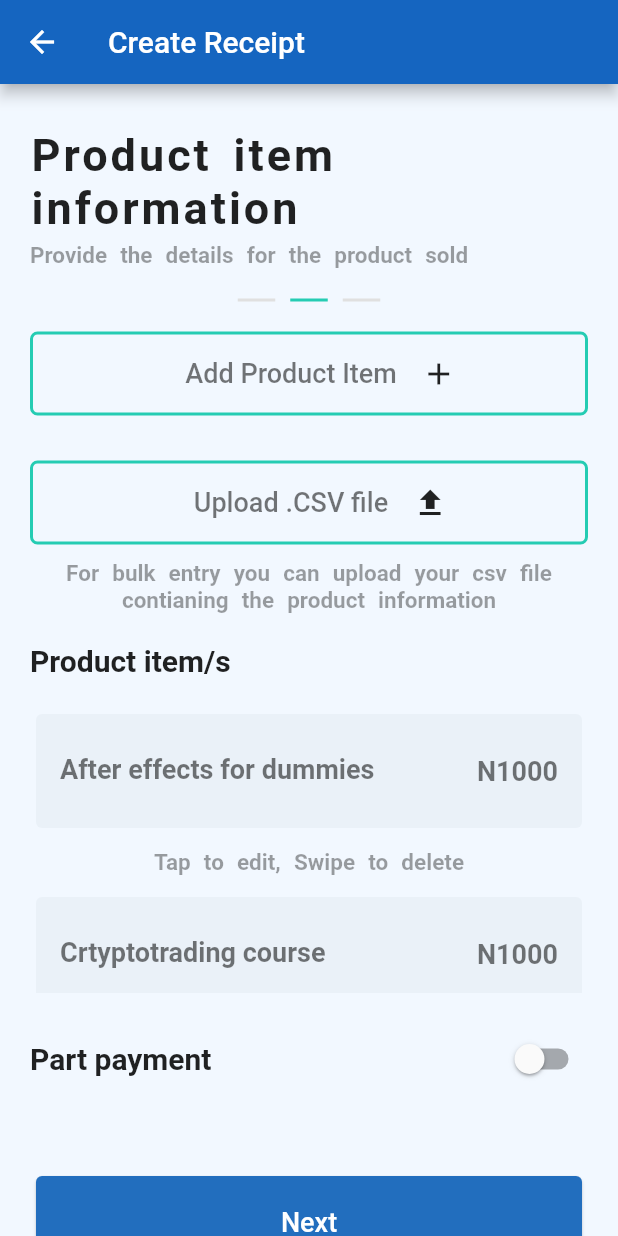
After one commit to hngi/mobileforce-digital-receipt, a Flutter app: the ProductInformation screen opened directly, on a phone screen of 412 x 824 dp. The commit adds this screen. Run offline on Flutter 3.47's test engine with Material 2 defaults, Android fonts, the light colour scheme and no system bars; our stand-ins replace sqflite; accounts and stored records are empty; project files that could hold a hidden picture were left out.

Commit message:
51746 design product information screen

```diff
--- a/digital_receipt/lib/main.dart
+++ b/digital_receipt/lib/main.dart
@@ -1,4 +1,4 @@
-import 'package:digital_receipt/screens/create_receipt_page.dart';
+//import 'package:digital_receipt/screens/create_receipt_page.dart';
 import 'package:digital_receipt/screens/home_page.dart';
 import 'package:flutter/material.dart';
 
--- /dev/null
+++ b/digital_receipt/lib/models/product.dart
@@ -0,0 +1,7 @@
+class Product{
+  final String id;
+  final String productDesc;
+  final int amount;
+
+  Product({this.id, this.productDesc, this.amount});
+}
--- a/digital_receipt/lib/screens/home_page.dart
+++ b/digital_receipt/lib/screens/home_page.dart
@@ -1,4 +1,5 @@
 import 'package:digital_receipt/widgets/main_drawer.dart';
+import '../screens/products.dart';
 import 'package:flutter/material.dart';
 
 class HomePage extends StatelessWidget {
--- /dev/null
+++ b/digital_receipt/lib/screens/products.dart
@@ -0,0 +1,275 @@
+import 'package:digital_receipt/models/product.dart';
+import 'package:flutter/material.dart';
+import '../widgets/ProductList.dart';
+import '../widgets/borderButton.dart';
+import '../widgets/create_new_product.dart';
+
+
+
+
+
+
+class ProductInformation extends StatefulWidget {
+  @override
+  _ProductInformationState createState() => _ProductInformationState();
+}
+
+class _ProductInformationState extends State<ProductInformation> {
+ bool flagPartPayment = false;
+ DateTime _pickedDate;
+ TimeOfDay _pickedTime;
+ Widget paymentReminder;
+
+
+    List<Product> items = [
+    Product(id: '1', productDesc: 'After effects for dummies', amount: 1000),
+    Product(id: '2', productDesc: 'Crtyptotrading course', amount: 1000),
+    Product(id: '3', productDesc: 'Udemy courses', amount: 1000),
+  ];
+
+  createProduct(Product newProduct){
+    final newItems = items;
+    newItems.add(newProduct);
+
+    setState(() {
+      items = newItems;
+    });
+
+  }
+
+ void addNewProduct(BuildContext ctx, Function fxn){
+   showModalBottomSheet(context: ctx, builder: (_){
+     return CreateNewProduct(createProducts: fxn,);
+   },
+   shape: RoundedRectangleBorder(
+          borderRadius: BorderRadius.vertical(top: Radius.circular(10.0)),
+        )
+   );
+ }
+
+ void _presentDatePicker(BuildContext context){
+   showDatePicker(
+     context: context,
+     initialDate: DateTime.now(),
+     firstDate: DateTime(1990),
+     lastDate: DateTime.now()
+     ).then((val){
+       if(val == null){
+         return;
+       }
+       setState(() {
+         _pickedDate = val;
+       });
+     });
+ }
+
+ void _presentTimePicker(BuildContext context){
+   showTimePicker(
+     context: context,
+     initialTime: TimeOfDay.now()).then((value){
+       if(value == null){
+         return;
+       }
+       setState((){
+       _pickedTime = value;
+       });
+     });
+ }
+
+
+
+  @override
+  Widget build(BuildContext context) {
+
+    paymentReminder = !flagPartPayment ? SizedBox(height: 10,):
+    Column(
+      crossAxisAlignment: CrossAxisAlignment.start,
+      children: <Widget>[
+      SizedBox(height: 10,),
+              Center(
+                child: Text(
+                  'Set reminder for payment completion',
+                 style: TextStyle(
+                  color: Colors.black38,
+                  wordSpacing: 5,
+                  fontSize: 15,
+                  fontWeight: FontWeight.w600),
+                  textAlign: TextAlign.center,
+                ),
+              ),
+            SizedBox(height: 20,),
+              Text(
+                'Date',
+              style: TextStyle(
+                color: Colors.grey[700],
+                wordSpacing: 1.5,
+                fontSize: 15,
+                fontWeight: FontWeight.w600),
+                textAlign: TextAlign.center,
+              ),
+              SizedBox(height: 10,),
+              Container(
+                padding: EdgeInsets.symmetric(vertical: 0, horizontal: 5),
+                decoration: BoxDecoration(
+                  borderRadius: BorderRadius.circular(5) ,
+                  border: Border.all(
+                    color: Colors.grey[300],
+                    width: 2
+                  ),
+
+                ),
+                child: ListTile(
+                  title: _pickedDate == null ? Text('') : Text(_pickedDate.toString().substring(0,10)),
+                  onTap: () => _presentDatePicker(context)
+                ),
+              ),
+            SizedBox(height: 20,),
+              Text(
+                'Time',
+              style: TextStyle(
+                color: Colors.grey[700],
+                wordSpacing: 1.5,
+                fontSize: 15,
+                fontWeight: FontWeight.w600),
+                textAlign: TextAlign.center,
+              ),
+              SizedBox(height: 10,),
+              Container(
+                padding: EdgeInsets.symmetric(vertical: 0, horizontal: 5),
+                decoration: BoxDecoration(
+                  borderRadius: BorderRadius.circular(5) ,
+                  border: Border.all(
+                    color: Colors.grey[300],
+                    width: 2
+                  ),
+
+                ),
+                child: ListTile(
+                  title: _pickedTime == null ? Text('') : Text(_pickedTime.toString().substring(10,15)),
+                  onTap: () => _presentTimePicker(context)
+                ),
+              ),
+              SizedBox(height: 20,),
+    ],);
+
+    return Scaffold(
+      backgroundColor: Color(0xFFF2F8FF),
+      appBar: AppBar(title: Text('Create Receipt'),),
+          body: SingleChildScrollView(
+            padding: EdgeInsets.fromLTRB(20, 10, 20, 0),
+            child: Column(
+              mainAxisAlignment: MainAxisAlignment.start,
+              crossAxisAlignment: CrossAxisAlignment.start,
+              children: <Widget>[
+              SizedBox(height: 20,),
+              Text(
+                'Product item information',
+                style: TextStyle(
+                wordSpacing: 5,
+                letterSpacing: 2,
+                fontSize: 30,
+                fontWeight: FontWeight.w600
+                ),
+              ),
+              SizedBox(height: 5,),
+              Text('Provide the details for the product sold',
+              style: TextStyle(
+                color: Colors.black38,
+                wordSpacing: 5,
+                fontSize: 15,
+                fontWeight: FontWeight.w600),
+              ),
+               SizedBox(height: 20,),
+               Row(
+                 mainAxisAlignment: MainAxisAlignment.center,
+                 children:<Widget>[
+                   Container(
+                     width: 25,
+                     height: 2,
+                     color: Colors.grey[300],
+                   ),
+                   SizedBox(width: 10,),
+                   Container(
+                     width: 25,
+                     height: 2,
+                     color: Color(0xFF25CCB3),
+                   ),
+                   SizedBox(width: 10,),
+                   Container(
+                     width: 25,
+                     height: 2,
+                     color: Colors.grey[300],
+                   ),
+                 ]
+               ),
+               SizedBox(height: 20,),
+             BorderedButton(
+               title: 'Add Product Item',
+               icon: Icon(Icons.add),
+               onpress: () => addNewProduct(context, createProduct),
+             ),
+             SizedBox(height: 30,),
+             BorderedButton(
+               title: 'Upload .CSV file',
+               icon: Icon(Icons.file_upload),
+               onpress: () => print('add product fnx'),
+             ),
+             SizedBox(height: 10,),
+              Text(
+                'For bulk entry you can upload your csv file contianing the product information',
+              style: TextStyle(
+                color: Colors.black38,
+                wordSpacing: 5,
+                fontSize: 15,
+                fontWeight: FontWeight.w600
+                ),
+                textAlign: TextAlign.center,
+              ),
+              SizedBox(height: 20,),
+              Text(
+                'Product item/s',
+                style: TextStyle(fontSize: 20, fontWeight: FontWeight.w600),
+              ),
+              SizedBox(height: 20,),
+              Container(height: 190,child: ProductDisplay(items: items,)),
+              SizedBox(height: 20,),
+              Row(
+                mainAxisAlignment: MainAxisAlignment.spaceBetween,
+                children: <Widget>[
+                Text(
+                  'Part payment',
+                  style: TextStyle(fontSize: 20, fontWeight: FontWeight.w600),
+                  ),
+                  Switch(
+                  activeColor: Color(0xFF25CCB3),
+                  value: flagPartPayment,
+                  onChanged: (_) => {
+                    setState((){flagPartPayment = !flagPartPayment;})
+                  },
+                ),
+                ],
+             ),
+            SizedBox(height: 20,),
+             paymentReminder,
+              SizedBox(height: 20,),
+              Container(
+                width: double.infinity,
+                child: Card(
+                 color: Color(0xFF226EBE,),
+                child: FlatButton(
+                  padding: EdgeInsets.only(top: 20, bottom: 20),
+                  onPressed: (){
+                    Navigator.of(context).pop();
+                  },
+                  child: Text('Next', style: TextStyle(color: Colors.white, fontSize: 18),),
+
+
+                  ),
+                  ),
+              ),
+               SizedBox(height: 20,),
+            ],),
+      ),
+    );
+  }
+}
--- /dev/null
+++ b/digital_receipt/lib/widgets/BorderButton.dart
@@ -0,0 +1,40 @@
+import 'package:flutter/material.dart';
+
+
+class BorderedButton extends StatelessWidget {
+  final Function onpress;
+  final String title;
+  final Icon icon;
+
+  BorderedButton({this.onpress, this.title, this.icon});
+
+  @override
+  Widget build(BuildContext context) {
+    return Container(
+      padding: EdgeInsets.symmetric(vertical: 2, horizontal: 0),
+      alignment: Alignment.center,
+      decoration: BoxDecoration(
+        borderRadius: BorderRadius.circular(5) ,
+        border: Border.all(
+          color: Color(0xFF25CCB3),
+          width: 2
+        ),
+
+      ),
+      child: Row(
+        mainAxisAlignment: MainAxisAlignment.center,
+        children: <Widget>[
+          MaterialButton(onPressed: () => onpress(),
+          child: Text(title,
+          style: TextStyle(
+            fontSize: 18,
+            color: Colors.black54
+          ),
+          )
+          ),
+          icon,
+        ],
+      ),
+    );
+  }
+}
--- /dev/null
+++ b/digital_receipt/lib/widgets/CardTile.dart
@@ -0,0 +1,41 @@
+import 'package:flutter/material.dart';
+
+class CardTile extends StatelessWidget {
+  final String label;
+  final String amount;
+
+
+  CardTile({this.label, this.amount});
+
+
+  @override
+  Widget build(BuildContext context) {
+    // return Container(
+    //   child: Card(
+    //     elevation: 0,
+    //     color: Color(0xFFeaf1f8),
+    //     child: Padding(
+    //       padding: const EdgeInsets.symmetric(vertical: 25, horizontal: 20),
+    //       child: Row(
+    //         mainAxisAlignment: MainAxisAlignment.spaceBetween,
+    //         children: <Widget>[
+    //           Text(label, style: TextStyle(color: Colors.black54,fontWeight: FontWeight.w600, fontSize: 20)),
+    //           Text(amount, style: TextStyle(color: Colors.black54, fontWeight: FontWeight.w600, fontSize: 20),)
+    //         ],
+    //       ),
+    //     ),
+    //   ),
+    return Card(
+      elevation: 0,
+      color: Color(0xFFeaf1f8),
+      child: Container(
+        padding: EdgeInsets.only(top: 10, bottom: 10),
+        child: ListTile(
+          leading: Text(label, style: TextStyle(color: Colors.black54,fontWeight: FontWeight.w600, fontSize: 18)),
+          trailing: Text(amount, style: TextStyle(color: Colors.black54, fontWeight: FontWeight.w600, fontSize: 18),),
+          onTap: () => print('edit'),
+        ),
+      ),
+    );
+  }
+}
--- /dev/null
+++ b/digital_receipt/lib/widgets/ProductList.dart
@@ -0,0 +1,50 @@
+import 'package:digital_receipt/widgets/CardTile.dart';
+import 'package:flutter/material.dart';
+
+class ProductDisplay extends StatefulWidget {
+  final List items;
+
+  const ProductDisplay({Key key, this.items}) : super(key: key);
+  @override
+  _ProductDisplayState createState() => _ProductDisplayState();
+}
+
+class _ProductDisplayState extends State<ProductDisplay> {
+
+
+  @override
+  Widget build(BuildContext context) {
+    final items = widget.items;
+    return items.isEmpty ? Text('empty') : ListView.builder(
+      itemCount: items.length,
+      itemBuilder: (context, index){
+        return Dismissible(
+          key: ValueKey(items[index].id),
+          direction: DismissDirection.endToStart,
+          background: Container(color: Colors.grey[300],child: Center(child: Text('Delete Product', style: TextStyle(fontSize: 25),)),),
+          onDismissed: (direction){
+            setState(() {
+              items.removeAt(index);
+            });
+          },
+          child: Column(
+            children: <Widget>[
+              CardTile(label: items[index].productDesc, amount: 'N' + items[index].amount.toString()),
+              SizedBox(height: 10,),
+              Text(
+                  'Tap to edit, Swipe to delete',
+                 style: TextStyle(
+                  color: Colors.black38,
+                  wordSpacing: 5,
+                  fontSize: 15,
+                  fontWeight: FontWeight.w600),
+                  textAlign: TextAlign.center,
+                ),
+                SizedBox(height: 10,),
+            ],
+          )
+          );
+      }
+      );
+  }
+}
```
Also changed, not shown: digital_receipt/lib/widgets/create_new_product.dart (added, +164 -0 lines), digital_receipt/pubspec.lock.
